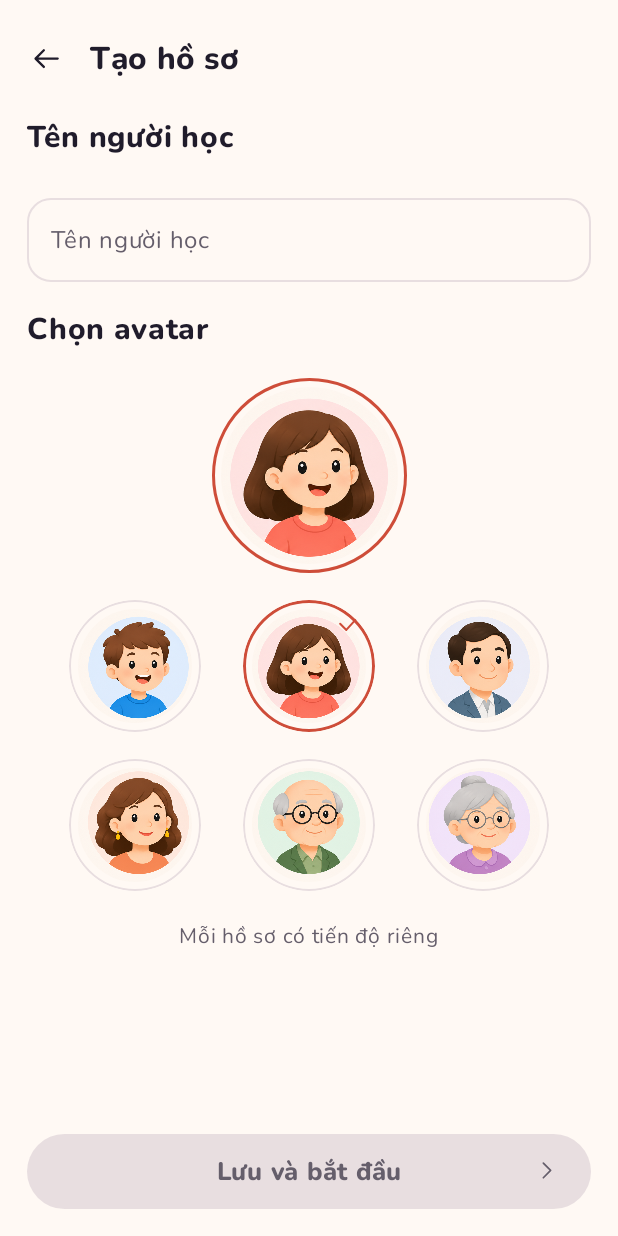
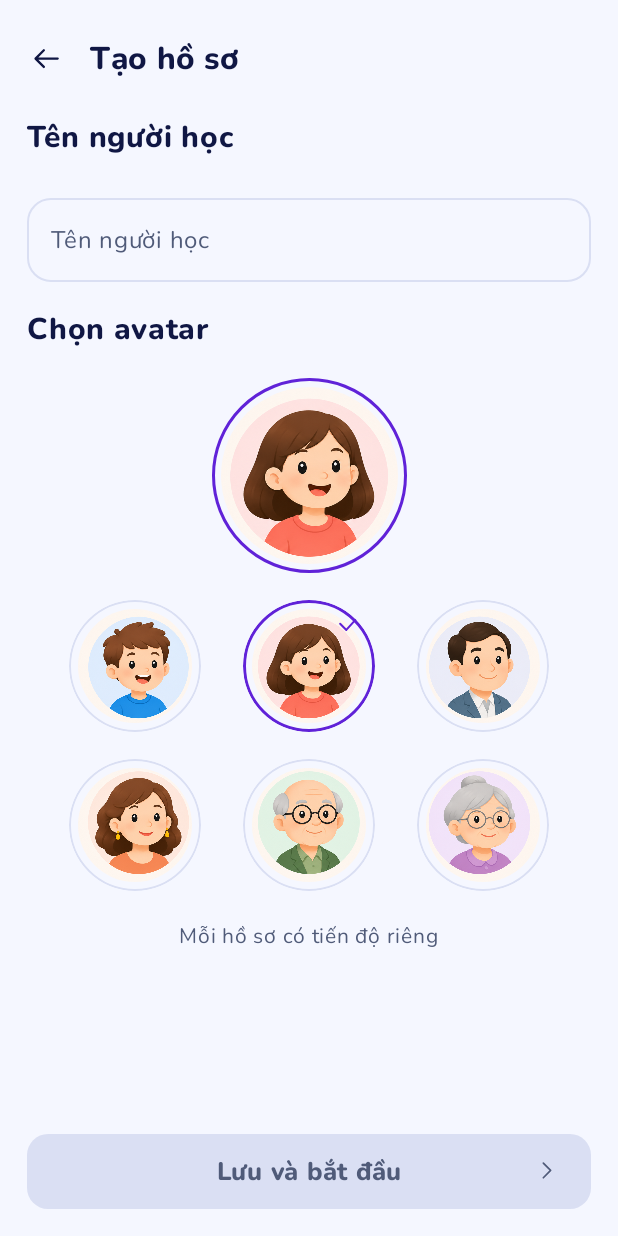
Before and after one commit to nghialcvn/Speakivra, an Android app built with Jetpack Compose: the screen it shows after launch (MainActivity), after a tap on "+ Tạo hồ sơ mới", on a phone screen of 412 x 824 dp. Run offline under Robolectric (Android 15) with nearby library versions, the phone set to English and light mode, and no system bars; our stand-ins replace Firebase (no records; nobody signed in at launch, a user with empty details on screens opened directly); network calls fail; 2 statements that could not run were skipped.

Commit message:
Release v1.2.4 approved Speakivra logo and light dark appearance
Apply the approved navy, violet and cyan light/dark design, new S/cap/sound-bars logo, home attendance and compact practice feedback. Preserve the separate Neon appearance and existing progress/account behavior.

Validated with 110 JVM tests, lint/build/asset verification, seven isolated ownership groups and 27 Android tests. Published APK uses the original signing certificate and verified update-index hash.

```diff
--- a/app/build.gradle.kts
+++ b/app/build.gradle.kts
@@ -10,7 +10,7 @@ val signingPath = providers.environmentVariable("SPEAKIVRA_KEYSTORE_PATH").orNul
 android {
     namespace = "com.nghialcvn.speakivra"
     compileSdk = 35
-    val approvedVersion = "1.2.3"
+    val approvedVersion = "1.2.4"
     require(Regex("""[0-9]+\.[0-9]\.[0-9]""").matches(approvedVersion)) {
         "Speakivra version must roll 1.0.9 -> 1.1.0, never 1.0.10"
     }
@@ -19,7 +19,7 @@ android {
         minSdk = 26
         targetSdk = 35
         testInstrumentationRunner = "androidx.test.runner.AndroidJUnitRunner"
-        versionCode = 43
+        versionCode = 44
         versionName = approvedVersion
     }
     testBuildType = providers.gradleProperty("uiTestBuildType").getOrElse("release")
--- /dev/null
+++ b/app/src/main/java/com/nghialcvn/speakivra/BrandVisuals.kt
@@ -0,0 +1,79 @@
+package com.nghialcvn.speakivra
+
+import androidx.compose.foundation.Canvas
+import androidx.compose.foundation.background
+import androidx.compose.foundation.border
+import androidx.compose.foundation.shape.RoundedCornerShape
+import androidx.compose.runtime.Composable
+import androidx.compose.ui.Modifier
+import androidx.compose.ui.draw.clip
+import androidx.compose.ui.draw.shadow
+import androidx.compose.ui.graphics.Brush
+import androidx.compose.ui.graphics.Color
+import androidx.compose.ui.graphics.Path
+import androidx.compose.ui.geometry.Offset
+import androidx.compose.ui.graphics.StrokeCap
+import androidx.compose.ui.graphics.drawscope.scale
+import androidx.compose.ui.unit.dp
+
+/** Approved Sáng/Tối brand treatments; the separate Neon effects live in NeonVisuals. */
+internal object BrandLook {
+    val cyan = Color(0xFF08D9DF)
+    val violet = Color(0xFF7838EE)
+    val action = Brush.horizontalGradient(listOf(Color(0xFF9634EF), Color(0xFF6022E0), Color(0xFF007DAF)))
+    val selection = Brush.verticalGradient(listOf(Color(0xFF9A4DF7), Color(0xFF6130DE)))
+    val progress = Brush.horizontalGradient(listOf(cyan, Color(0xFF1DA4F3), Color(0xFF9937F0)))
+    val microphone = Brush.linearGradient(listOf(Color(0xFF59E7F5), Color(0xFF139FEE), Color(0xFF9140F3)))
+}
+
+internal fun brandPanelBrush(p: StudioColors, color: Color = p.card): Brush = Brush.linearGradient(
+    if (p == DarkStudio) listOf(if (color == p.card) Color(0xFF2A3761) else color, color, Color(0xFF172141))
+    else listOf(color, color, Color(0xFFF0F3FF)))
+
+@Composable
+internal fun Modifier.brandPanel(color: Color = studio.card, border: Boolean = true, radius: Int = 16): Modifier {
+    val p = studio
+    val shape = RoundedCornerShape(radius.dp)
+    return this.shadow(3.dp, shape, ambientColor = Color(0x302C3A93), spotColor = Color(0x302C3A93))
+        .clip(shape).background(brandPanelBrush(p, color))
+        .then(if (border) Modifier.border(.8.dp, p.border, shape) else Modifier)
+}
+
+internal fun brandNavigationAccent(p: StudioColors): Color = when (p) {
+    DarkStudio -> BrandLook.cyan
+    else -> p.coral
+}
+
+@Composable
+internal fun BrandFlame(modifier: Modifier = Modifier) {
+    Canvas(modifier) {
+        scale(size.width / 24f, size.height / 30f, pivot = Offset.Zero) {
+            val outer = Path().apply {
+                moveTo(13f, 0f); cubicTo(14f, 9f, 20f, 9f, 19f, 17f)
+                lineTo(22f, 12f); cubicTo(28f, 31f, -2f, 36f, 2f, 16f)
+                lineTo(6f, 20f); cubicTo(3f, 10f, 13f, 10f, 13f, 0f); close()
+            }
+            drawPath(outer, Brush.verticalGradient(listOf(Color(0xFFAC44FF), Color(0xFF6120D8)), endY = 30f))
+            val inner = Path().apply {
+                moveTo(12f, 15f); cubicTo(21f, 25f, 12f, 32f, 8f, 26f)
+                cubicTo(6f, 23f, 10f, 19f, 12f, 15f); close()
+            }
+            drawPath(inner, Color.White)
+        }
+    }
+}
+
+@Composable
+internal fun BrandResultMark(passed: Boolean, modifier: Modifier = Modifier) {
+    val p = studio
+    Canvas(modifier) {
+        if (passed) {
+            drawCircle(Color(0xFF0BA757))
+            val tick = Path().apply { moveTo(size.width * .25f, size.height * .52f); lineTo(size.width * .43f, size.height * .7f); lineTo(size.width * .76f, size.height * .32f) }
+            drawPath(tick, Color.White, style = androidx.compose.ui.graphics.drawscope.Stroke(2.dp.toPx(), cap = StrokeCap.Round))
+        } else {
+            drawLine(p.incorrectWord, Offset(size.width * .2f, size.height * .2f), Offset(size.width * .8f, size.height * .8f), 3.dp.toPx(), cap = StrokeCap.Round)
+            drawLine(p.incorrectWord, Offset(size.width * .8f, size.height * .2f), Offset(size.width * .2f, size.height * .8f), 3.dp.toPx(), cap = StrokeCap.Round)
+        }
+    }
+}
--- a/app/src/main/java/com/nghialcvn/speakivra/MainActivity.kt
+++ b/app/src/main/java/com/nghialcvn/speakivra/MainActivity.kt
@@ -896,7 +896,7 @@ private fun LearnerApp(updates: InAppUpdates, learner: Learner, resumeLearning:
 }
 
 @Suppress("DEPRECATION")
-private fun updateSystemBars(activity: ComponentActivity, dark: Boolean, color: Color) {
+internal fun updateSystemBars(activity: ComponentActivity, dark: Boolean, color: Color) {
     val transparent = android.graphics.Color.TRANSPARENT
     val style = if (dark) SystemBarStyle.dark(transparent) else SystemBarStyle.light(transparent, transparent)
     activity.enableEdgeToEdge(statusBarStyle = style, navigationBarStyle = style)
--- a/app/src/main/java/com/nghialcvn/speakivra/NeonVisuals.kt
+++ b/app/src/main/java/com/nghialcvn/speakivra/NeonVisuals.kt
@@ -71,7 +71,7 @@ internal fun Modifier.neonGlass(radius: Int = 18, strong: Boolean = false): Modi
 /** Transparent speech symbol is painted natively. No white-square icon overlay. */
 @Composable
 internal fun NeonBrandMark(modifier: Modifier = Modifier) {
-    Image(painterResource(R.drawable.neon_brand_mark), "Logo Speakivra", modifier.graphicsLayer(scaleX = 1.2f, scaleY = 1.2f))
+    Image(painterResource(R.drawable.brand_logo_clear), "Logo Speakivra", modifier.graphicsLayer(scaleX = 1.2f, scaleY = 1.2f))
 }
 
 /** Sculpted headphones artwork without a pasted square or external image. */
--- a/app/src/main/java/com/nghialcvn/speakivra/ReleaseNotes.kt
+++ b/app/src/main/java/com/nghialcvn/speakivra/ReleaseNotes.kt
@@ -3,6 +3,10 @@ package com.nghialcvn.speakivra
 /** Installed-version notes are bundled with that APK, independent of a newer online release. */
 internal object InstalledReleaseNotes {
     private val notes = mapOf(
+        "1.2.4" to listOf(
+            "layers" to "Diện mạo Sáng–Tối mới theo tông navy–tím–cyan",
+            "book" to "Logo Speakivra mới: chữ S, mũ tốt nghiệp và sóng âm",
+            "profile" to "Trang chủ, điểm danh và luyện nói đồng bộ theo mẫu đã duyệt"),
         "1.2.3" to listOf(
             "speaker" to "Sửa câu giới thiệu tên đạt 75% nhưng vẫn bị chặn",
             "profile" to "Gợi ý tên có dấu và không dấu; ưu tiên phương án nhận dạng có đúng tên hồ sơ",
--- a/app/src/main/java/com/nghialcvn/speakivra/SpeakivraTheme.kt
+++ b/app/src/main/java/com/nghialcvn/speakivra/SpeakivraTheme.kt
@@ -16,14 +16,21 @@ internal data class StudioColors(
     val green: Color, val purple: Color,
     val correctWord: Color = green, val incorrectWord: Color = coral
 )
-internal val LightStudio = StudioColors(Color(0xFFFFF9F4), Color.White, Color(0xFF201C2B),
-    Color(0xFF655E6B), Color(0xFFE8DEE0), Color(0xFFFFE5DA), Color(0xFFF0E8FF),
-    Color(0xFFE0F6E9), green = Color(0xFF20723F), purple = Color(0xFF7560B0))
-internal val DarkStudio = StudioColors(Color(0xFF211D24), Color(0xFF2C2730), Color(0xFFFFF7F2),
-    Color(0xFFD0C5D2), Color(0xFF514750), Color(0xFF4B302A), Color(0xFF3C304F),
-    Color(0xFF263F32), coral = Color(0xFFFF9A85), coralLight = Color(0xFFE77761),
-    green = Color(0xFFA6E6BA), purple = Color(0xFFD3BDF5))
-/** Approved third appearance. Light/Dark palettes remain unchanged. */
+internal val LightStudio = StudioColors(
+    background = Color(0xFFF5F7FF), card = Color(0xFFFCFDFF), ink = Color(0xFF101744),
+    muted = Color(0xFF505B79), border = Color(0xFFDADFF3), peach = Color(0xFFEDE5FF),
+    lavender = Color(0xFFF1EDFF), mint = Color(0xFFE1F8EC),
+    coral = Color(0xFF6022D8), coralLight = Color(0xFF9451F4),
+    green = Color(0xFF176B3B), purple = Color(0xFF6022D8),
+    correctWord = Color(0xFF137338), incorrectWord = Color(0xFFCE252E))
+internal val DarkStudio = StudioColors(
+    background = Color(0xFF090F29), card = Color(0xFF182344), ink = Color(0xFFF7F9FF),
+    muted = Color(0xFFC1CCE9), border = Color(0xFF46557F), peach = Color(0xFF2D285C),
+    lavender = Color(0xFF202C50), mint = Color(0xFF153D36),
+    coral = Color(0xFFBFA7FF), coralLight = Color(0xFF9D74FF),
+    green = Color(0xFF81EEB0), purple = Color(0xFFC8B5FF),
+    correctWord = Color(0xFF80E99F), incorrectWord = Color(0xFFFF777F))
+/** The separate Neon appearance keeps its approved palette and effects. */
 internal val NeonStudio = StudioColors(
     background = Color(0xFF061332),
     card = Color(0xEA112453),
--- a/app/src/main/java/com/nghialcvn/speakivra/StudioIcons.kt
+++ b/app/src/main/java/com/nghialcvn/speakivra/StudioIcons.kt
@@ -74,10 +74,11 @@ private val Shapes = mapOf(
 )
 @Composable
 internal fun StudioIcon(name: String, modifier: Modifier = Modifier, color: Color = studio.ink) {
-    val path = remember(name) { PathParser().parsePathString(Shapes[name] ?: Shapes.getValue("chat")).toPath() }
+    val path = remember(name) { PathParser().parsePathString(Shapes[if (name == "home-filled") "home" else name] ?: Shapes.getValue("chat")).toPath() }
     Canvas(modifier.size(24.dp)) {
         scale(size.width / 26f, size.height / 26f, pivot = androidx.compose.ui.geometry.Offset.Zero) {
-            drawPath(path, color, style = Stroke(if (name == "tab-mic") 1.9f else 1.65f, cap = StrokeCap.Round, join = StrokeJoin.Round))
+            if (name == "home-filled") drawPath(path, color)
+            else drawPath(path, color, style = Stroke(if (name == "tab-mic") 1.9f else 1.65f, cap = StrokeCap.Round, join = StrokeJoin.Round))
         }
     }
 }
--- a/app/src/main/res/drawable/ic_launcher_foreground.xml
+++ b/app/src/main/res/drawable/ic_launcher_foreground.xml
@@ -1,6 +1,6 @@
 <?xml version="1.0" encoding="utf-8"?>
 <inset xmlns:android="http://schemas.android.com/apk/res/android"
-    android:drawable="@drawable/speakivra_icon"
+    android:drawable="@drawable/brand_logo_clear"
     android:insetLeft="24dp"
     android:insetTop="24dp"
     android:insetRight="24dp"
--- a/app/src/main/res/mipmap-anydpi-v26/ic_launcher.xml
+++ b/app/src/main/res/mipmap-anydpi-v26/ic_launcher.xml
@@ -1,5 +1,5 @@
 <?xml version="1.0" encoding="utf-8"?>
 <adaptive-icon xmlns:android="http://schemas.android.com/apk/res/android">
-    <background android:drawable="@android:color/white" />
+    <background android:drawable="@color/brand_icon_background" />
     <foreground android:drawable="@drawable/ic_launcher_foreground" />
 </adaptive-icon>
--- /dev/null
+++ b/app/src/main/res/values/brand_colors.xml
@@ -0,0 +1,2 @@
+<?xml version="1.0" encoding="utf-8"?>
+<resources><color name="brand_icon_background">#08133B</color></resources>
```
Also changed, not shown: app/src/main/java/com/nghialcvn/speakivra/DailyCheckInCard.kt (+14 -12 lines), app/src/main/java/com/nghialcvn/speakivra/StudioScreens.kt (+70 -52 lines), app/src/main/res/drawable-nodpi/brand_logo_clear.webp, app/src/main/res/drawable-nodpi/brand_wordmark.webp (added), app/src/main/res/drawable-nodpi/speakivra_icon.webp, app/src/main/res/mipmap-nodpi/ic_launcher.webp, 4 other files.
